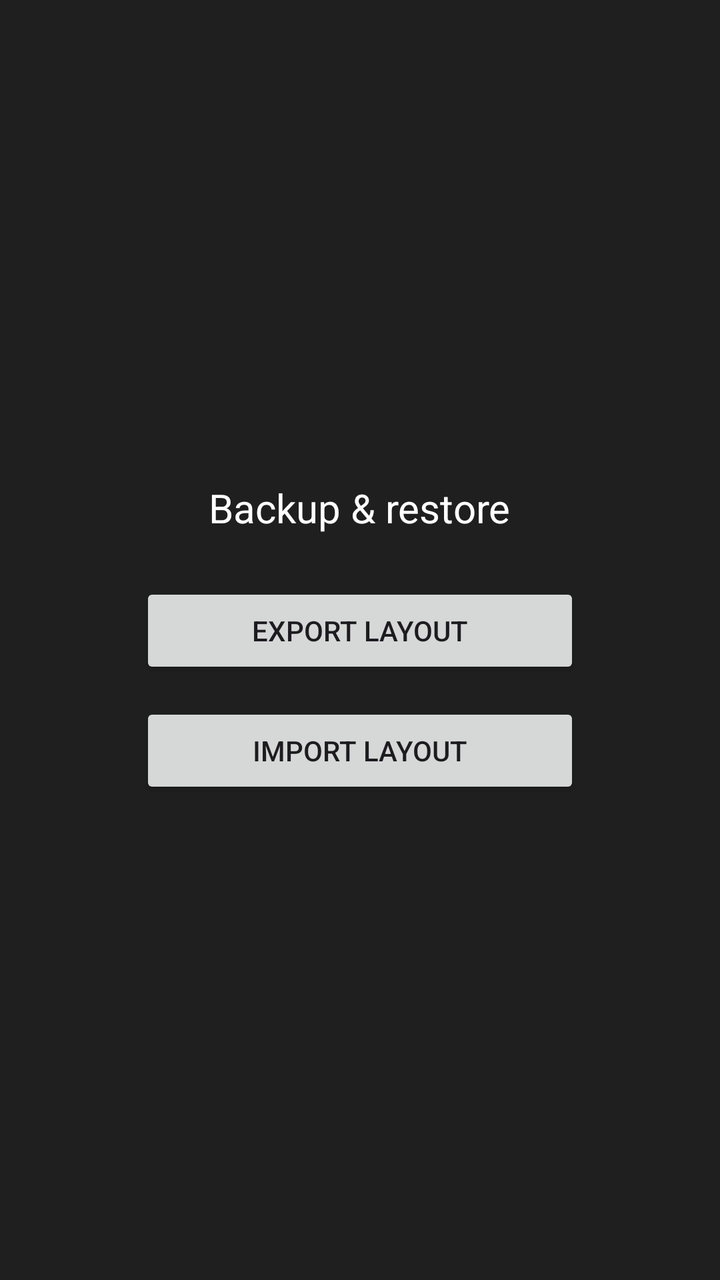
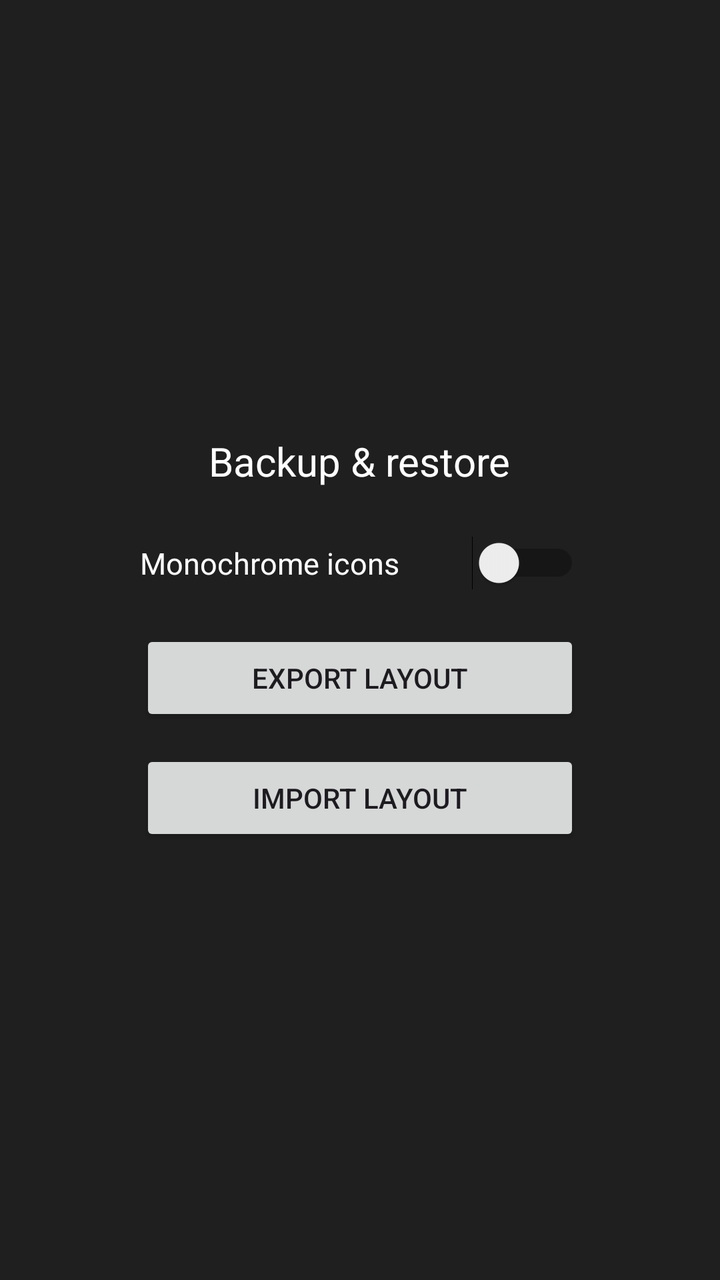

Screens rendered from an Android XML layout before and after an edit, with the pre-edit source and the edit as a unified diff.
<!-- AndroidManifest.xml: activity theme Theme.Nyx -->
<!-- res/layout/activity_settings.xml -->
<?xml version="1.0" encoding="utf-8"?>
<LinearLayout xmlns:android="http://schemas.android.com/apk/res/android"
    android:layout_width="match_parent"
    android:layout_height="match_parent"
    android:orientation="vertical"
    android:gravity="center"
    android:background="#EE101010"
    android:padding="24dp"
    android:fitsSystemWindows="true">

    <TextView
        android:layout_width="wrap_content"
        android:layout_height="wrap_content"
        android:text="@string/settings_backup_title"
        android:textColor="@android:color/white"
        android:textSize="20sp"
        android:layout_marginBottom="24dp" />

    <Button
        android:id="@+id/export_button"
        android:layout_width="220dp"
        android:layout_height="wrap_content"
        android:layout_marginBottom="12dp"
        android:text="@string/backup_export" />

    <Button
        android:id="@+id/import_button"
        android:layout_width="220dp"
        android:layout_height="wrap_content"
        android:text="@string/backup_import" />

</LinearLayout>
<!-- resources referenced by this layout -->
<resources>
  <string name="backup_export">Export layout</string>
  <string name="backup_import">Import layout</string>
  <string name="settings_backup_title">Backup &amp; restore</string>
  <style name="Theme.Nyx" parent="Theme.Material3.DayNight.NoActionBar">
          <item name="android:windowShowWallpaper">true</item>
          <item name="android:windowBackground">@android:color/transparent</item>
          <item name="android:statusBarColor">@android:color/transparent</item>
          <item name="android:navigationBarColor">@android:color/transparent</item>
          <item name="android:windowLightStatusBar">false</item>
      </style>
</resources>

<!-- the commit's change to res/layout/activity_settings.xml (unified diff, before → after) -->
@@ -16,6 +16,28 @@
         android:textSize="20sp"
         android:layout_marginBottom="24dp" />
 
+    <LinearLayout
+        android:layout_width="220dp"
+        android:layout_height="wrap_content"
+        android:orientation="horizontal"
+        android:gravity="center_vertical"
+        android:layout_marginBottom="20dp">
+
+        <TextView
+            android:layout_width="0dp"
+            android:layout_height="wrap_content"
+            android:layout_weight="1"
+            android:text="@string/monochrome_icons"
+            android:textColor="@android:color/white"
+            android:textSize="15sp" />
+
+        <Switch
+            android:id="@+id/monochrome_switch"
+            android:layout_width="wrap_content"
+            android:layout_height="wrap_content" />
+
+    </LinearLayout>
+
     <Button
         android:id="@+id/export_button"
         android:layout_width="220dp"
<!-- resource entries referenced after the edit -->
@@ -2,6 +2,7 @@
 <resources>
   <string name="backup_export">Export layout</string>
   <string name="backup_import">Import layout</string>
+  <string name="monochrome_icons">Monochrome icons</string>
   <string name="settings_backup_title">Backup &amp; restore</string>
   <style name="Theme.Nyx" parent="Theme.Material3.DayNight.NoActionBar">
           <item name="android:windowShowWallpaper">true</item>
